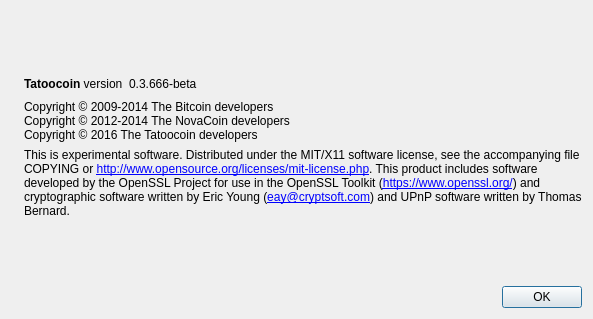
Before: the Qt Designer form src/qt/forms/aboutdialog.ui in piblockchains/tatoocoin, drawn with Qt 5.
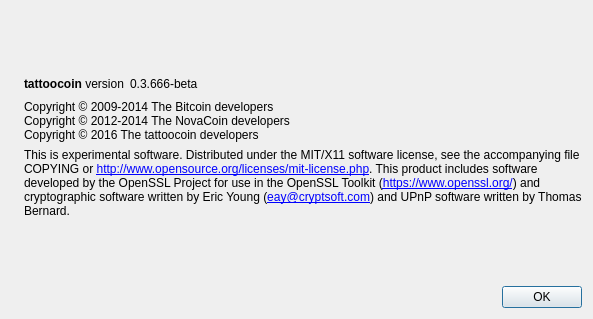
After: the same form once the commit is applied. Icons and pictures are not drawn.

What changed in the file:
```diff
--- a/src/qt/forms/aboutdialog.ui
+++ b/src/qt/forms/aboutdialog.ui
@@ -50,7 +50,7 @@
           <cursorShape>IBeamCursor</cursorShape>
          </property>
          <property name="text">
-          <string>&lt;b&gt;Tatoocoin&lt;/b&gt; version</string>
+          <string>&lt;b&gt;tattoocoin&lt;/b&gt; version</string>
          </property>
          <property name="textInteractionFlags">
           <set>Qt::LinksAccessibleByMouse|Qt::TextSelectableByKeyboard|Qt::TextSelectableByMouse</set>
@@ -93,7 +93,7 @@
        <property name="text">
         <string>Copyright © 2009-2014 The Bitcoin developers
 Copyright © 2012-2014 The NovaCoin developers
-Copyright © 2016 The Tatoocoin developers</string>
+Copyright © 2016 The tattoocoin developers</string>
        </property>
        <property name="textInteractionFlags">
         <set>Qt::LinksAccessibleByMouse|Qt::TextSelectableByKeyboard|Qt::TextSelectableByMouse</set>
```
Left out of the diff: 2 changed lines with no effect on the pictures.
